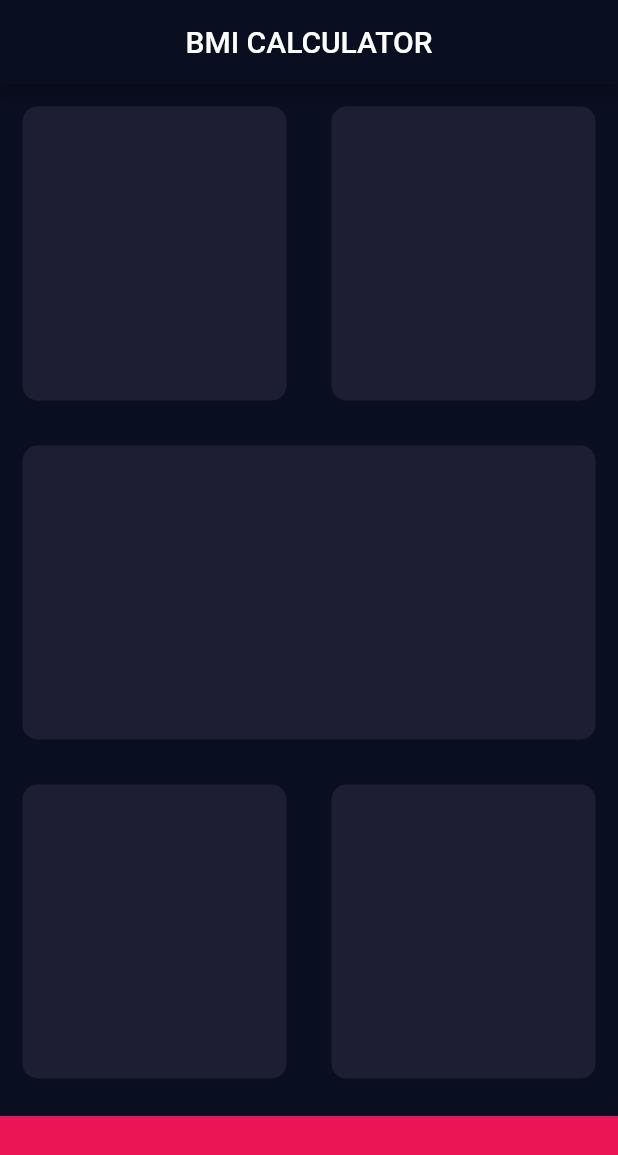
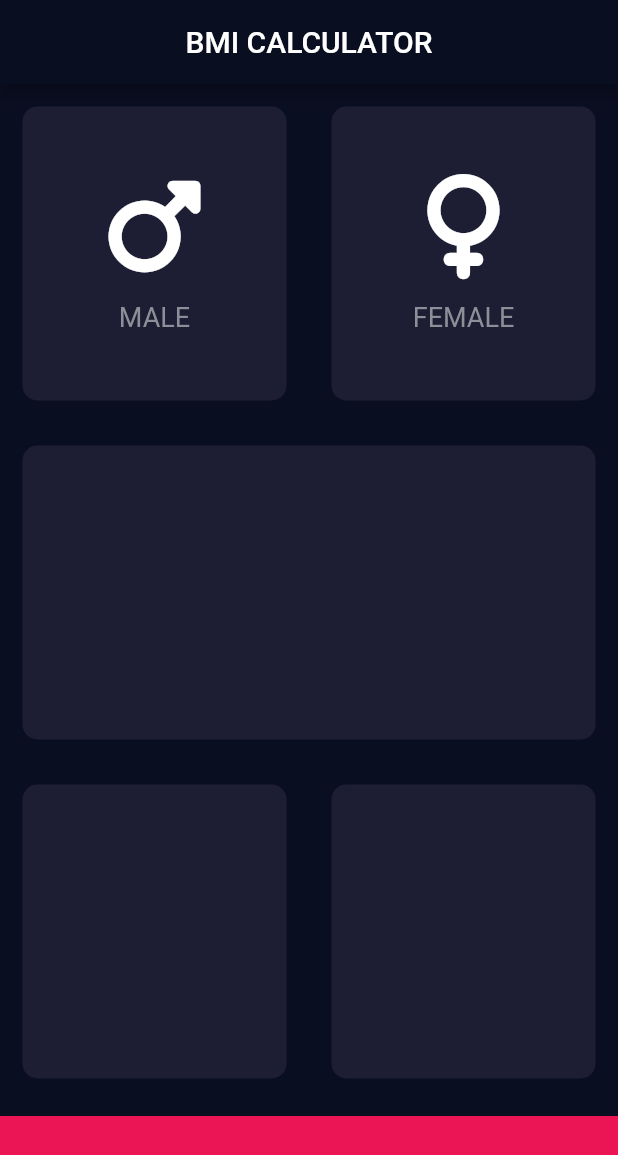
Before and after one commit to Meruem243/bmi_calculator, a Flutter app: the screen it shows after launch, on a phone screen of 412 x 824 dp. Shown: the top 1155 px of the screen. Run offline on Flutter 3.47's test engine with Material 2 defaults, Android fonts, the phone set to English and light mode, and no system bars; our stand-ins replace font_awesome_flutter.

```diff
--- a/lib/input_page.dart
+++ b/lib/input_page.dart
@@ -1,4 +1,5 @@
 import 'package:flutter/material.dart';
+import 'package:font_awesome_flutter/font_awesome_flutter.dart';
 
 const Color reusableCardColor = Color(0xFF1D1E33);
 const Color bottomContainerColor = Color(0xFFEB1555);
@@ -24,25 +25,49 @@ class _InputPageState extends State<InputPage> {
             child: Row(
               children: <Widget>[
                 Expanded(
-                  child: ReusableCard(colorReusableCard: reusableCardColor),
+                  child: ReusableCard(
+                    colorReusableCard: reusableCardColor,
+                    cardChild: IconContent(
+                      iconToShow: FontAwesomeIcons.mars,
+                      label: 'MALE',
+                    ),
+                  ),
                 ),
                 Expanded(
-                  child: ReusableCard(colorReusableCard: reusableCardColor),
+                  child: ReusableCard(
+                    colorReusableCard: reusableCardColor,
+                    cardChild: ReusableCard(
+                      colorReusableCard: reusableCardColor,
+                      cardChild: IconContent(
+                        iconToShow: FontAwesomeIcons.venus,
+                        label: 'FEMALE',
+                      ),
+                    ),
+                  ),
                 ),
               ],
             ),
           ),
           const Expanded(
-            child: ReusableCard(colorReusableCard: reusableCardColor),
+            child: ReusableCard(
+              colorReusableCard: reusableCardColor,
+              cardChild: Row(),
+            ),
           ),
           const Expanded(
             child: Row(
               children: <Widget>[
                 Expanded(
-                  child: ReusableCard(colorReusableCard: reusableCardColor),
+                  child: ReusableCard(
+                    colorReusableCard: reusableCardColor,
+                    cardChild: Column(),
+                  ),
                 ),
                 Expanded(
-                  child: ReusableCard(colorReusableCard: reusableCardColor),
+                  child: ReusableCard(
+                    colorReusableCard: reusableCardColor,
+                    cardChild: Column(),
+                  ),
                 ),
               ],
             ),
@@ -59,10 +84,42 @@ class _InputPageState extends State<InputPage> {
   }
 }
 
+class IconContent extends StatelessWidget {
+  const IconContent({super.key, required this.iconToShow, required this.label});
+
+  final IconData iconToShow;
+  final String label;
+
+  @override
+  Widget build(BuildContext context) {
+    return Column(
+      mainAxisAlignment: MainAxisAlignment.center,
+      children: <Widget>[
+        Icon(
+          iconToShow,
+          size: 70.0,
+        ),
+        const SizedBox(
+          height: 15.0,
+        ),
+        Text(
+          label,
+          style: const TextStyle(
+            fontSize: 18.0,
+            color: Color(0xFF8D8E98),
+          ),
+        )
+      ],
+    );
+  }
+}
+
 class ReusableCard extends StatelessWidget {
+  const ReusableCard(
+      {super.key, required this.colorReusableCard, required this.cardChild});
+
   final Color colorReusableCard;
-
-  const ReusableCard({super.key, required this.colorReusableCard});
+  final Widget cardChild;
 
   @override
   Widget build(BuildContext context) {
@@ -72,6 +129,7 @@ class ReusableCard extends StatelessWidget {
         borderRadius: BorderRadius.circular(10.0),
         color: colorReusableCard,
       ),
+      child: cardChild,
     );
   }
 }
--- a/pubspec.yaml
+++ b/pubspec.yaml
@@ -35,6 +35,7 @@ dependencies:
   # The following adds the Cupertino Icons font to your application.
   # Use with the CupertinoIcons class for iOS style icons.
   cupertino_icons: ^1.0.2
+  font_awesome_flutter: ^10.5.0
 
 dev_dependencies:
   flutter_test:
```
Also changed, not shown: pubspec.lock.
